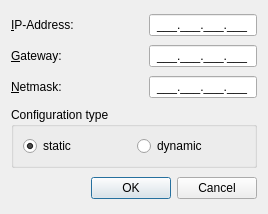
Old version of the form qnut/ipconf.ui in the repository dosnut/nut.
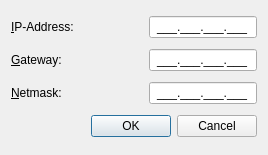
New version of the form.

The edit to the form file:
```diff
--- a/qnut/ipconf.ui
+++ b/qnut/ipconf.ui
@@ -6,7 +6,7 @@
     <x>0</x>
     <y>0</y>
     <width>268</width>
-    <height>214</height>
+    <height>155</height>
    </rect>
   </property>
   <property name="sizePolicy" >
@@ -112,38 +112,6 @@
      </item>
     </layout>
    </item>
-   <item>
-    <widget class="QGroupBox" name="groupBox" >
-     <property name="sizePolicy" >
-      <sizepolicy vsizetype="Fixed" hsizetype="Preferred" >
-       <horstretch>0</horstretch>
-       <verstretch>0</verstretch>
-      </sizepolicy>
-     </property>
-     <property name="title" >
-      <string>Configuration type</string>
-     </property>
-     <layout class="QHBoxLayout" >
-      <item>
-       <widget class="QRadioButton" name="staticRadio" >
-        <property name="text" >
-         <string>static</string>
-        </property>
-        <property name="checked" >
-         <bool>true</bool>
-        </property>
-       </widget>
-      </item>
-      <item>
-       <widget class="QRadioButton" name="dynamicRadio" >
-        <property name="text" >
-         <string>dynamic</string>
-        </property>
-       </widget>
-      </item>
-     </layout>
-    </widget>
-   </item>
    <item>
     <widget class="QDialogButtonBox" name="buttonBox" >
      <property name="orientation" >
```
Left out of the diff: 50 changed lines with no effect on the pictures.
